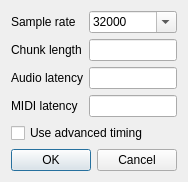
Before: the Qt Designer form mt32emu_qt/src/AudioPropertiesDialog.ui in Stino/munt, drawn with Qt 5.
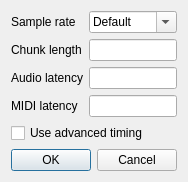
After: the same form once the commit is applied.

Diff of the .ui file:
```diff
--- a/mt32emu_qt/src/AudioPropertiesDialog.ui
+++ b/mt32emu_qt/src/AudioPropertiesDialog.ui
@@ -66,8 +66,13 @@
           <bool>true</bool>
          </property>
          <property name="currentIndex">
-          <number>2</number>
+          <number>0</number>
          </property>
+         <item>
+          <property name="text">
+           <string>Default</string>
+          </property>
+         </item>
          <item>
           <property name="text">
            <string>16000</string>
```
